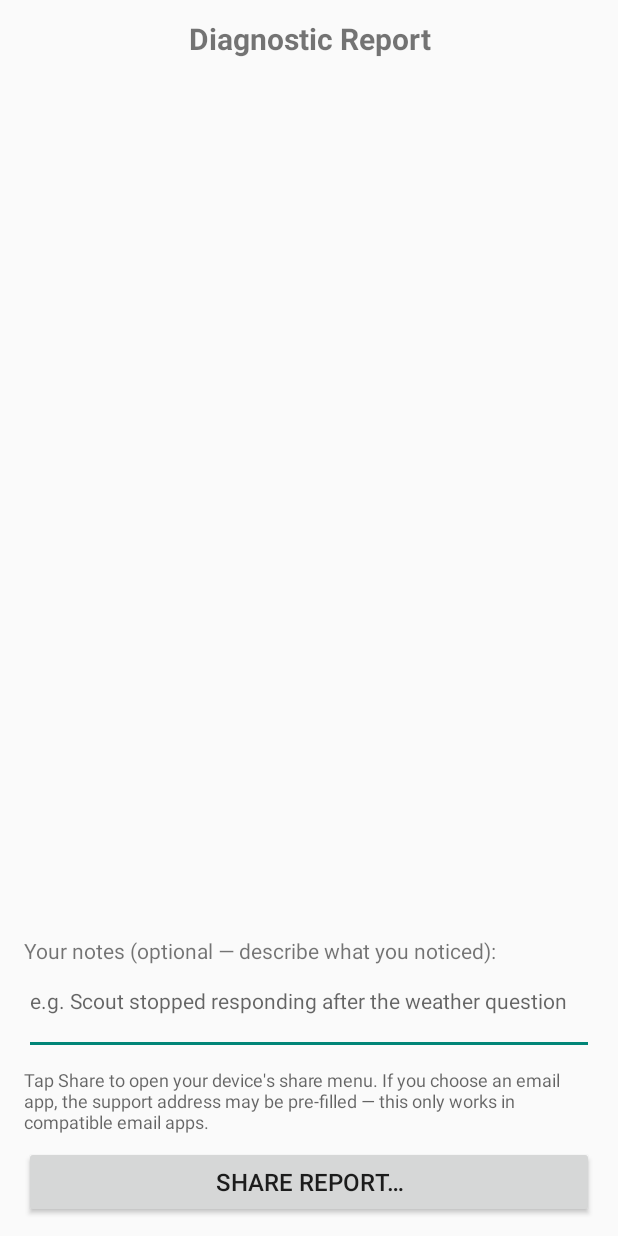
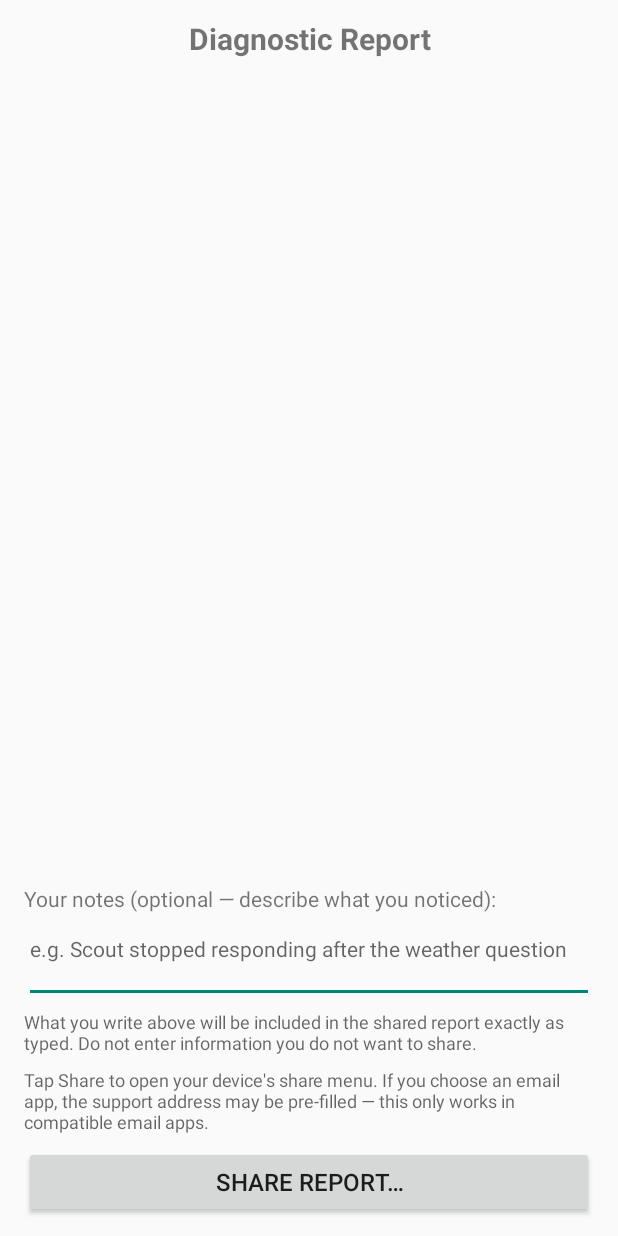
Before and after one commit to Patevan9/Scout, an Android app: the layout activity_diag_report.xml on its own in the app's theme, with its tools: preview values and no code run, on a phone screen of 412 x 824 dp. Run offline under Robolectric (Android 15) with nearby library versions, the phone set to English and light mode, and no system bars.

Commit message:
Step 4 corrections: User Notes disclosure, EXTRA_TEXT, ClipData, deleteAll cleanup
- Add User Notes warning label in layout: user's typed text is included
  verbatim; they should not enter information they do not want to share
- Add EXTRA_TEXT to share intent for apps that cannot handle file attachments
- Add ClipData.newRawUri() alongside FLAG_GRANT_READ_URI_PERMISSION so
  Android 10+ receiving apps receive the URI read grant reliably
- Add reportFile property to DiagnosticDb pointing at filesDir/diag/diag_report.txt
- Update deleteAll() to delete the generated report file alongside crash file
  and DB entries, so "Delete Diagnostic Logs" removes all diagnostic artifacts

No manifest change. No SettingsActivity change. No onDestroy() deletion.

Co-Authored-By: Claude Sonnet 4.6 <noreply@anthropic.com>
Claude-Session: https://claude.ai/code/session_01Thceh6tm3sht79TU92BvLy

```diff
--- a/app/src/main/java/com/example/scoutface/DiagReportActivity.kt
+++ b/app/src/main/java/com/example/scoutface/DiagReportActivity.kt
@@ -160,11 +160,15 @@ class DiagReportActivity : AppCompatActivity() {
 
         // ACTION_SEND with EXTRA_STREAM attaches the file.
         // EXTRA_EMAIL pre-fills the recipient in compatible email apps only.
+        // ClipData carries the URI so Android 10+ receiving apps get read permission
+        // regardless of how they access the URI — required alongside FLAG_GRANT_READ_URI_PERMISSION.
         val shareIntent = Intent(Intent.ACTION_SEND).apply {
             type = "text/plain"
             putExtra(Intent.EXTRA_EMAIL,   arrayOf(SUPPORT_EMAIL))
             putExtra(Intent.EXTRA_SUBJECT, "Scout Diagnostic Report")
+            putExtra(Intent.EXTRA_TEXT,    "Scout diagnostic report — see attached file.")
             putExtra(Intent.EXTRA_STREAM,  uri)
+            clipData = android.content.ClipData.newRawUri("Scout Diagnostic Report", uri)
             addFlags(Intent.FLAG_GRANT_READ_URI_PERMISSION)
         }
 
--- a/app/src/main/res/layout/activity_diag_report.xml
+++ b/app/src/main/res/layout/activity_diag_report.xml
@@ -65,6 +65,14 @@
         <TextView
             android:layout_width="match_parent"
             android:layout_height="wrap_content"
+            android:text="What you write above will be included in the shared report exactly as typed. Do not enter information you do not want to share."
+            android:textSize="12sp"
+            android:paddingTop="4dp"
+            android:textColor="?android:attr/textColorSecondary" />
+
+        <TextView
+            android:layout_width="match_parent"
+            android:layout_height="wrap_content"
             android:text="Tap Share to open your device's share menu. If you choose an email app, the support address may be pre-filled — this only works in compatible email apps."
             android:textSize="12sp"
             android:paddingTop="8dp"
```
Also changed, not shown: app/src/main/java/com/example/scoutface/DiagnosticDb.kt (+7 -2 lines).
